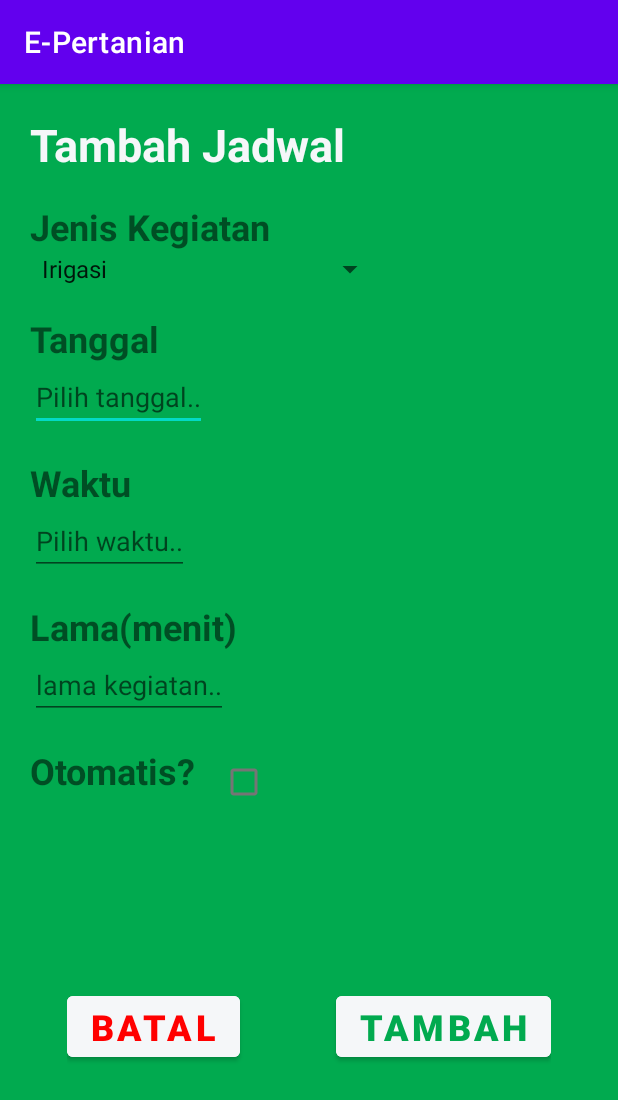
After one commit to rmzq/cahaya-qalbu, an Android app: the fragment TambahJadwalFragment shown on its own in the app's theme, on a phone screen of 412 x 824 dp. The commit adds this screen. Shown: the top 1100 px of the screen. Run offline under Robolectric (Android 15) with nearby library versions, the phone set to English and light mode, and no system bars.

Commit message:
tampilan tambah jadwal

```diff
--- a/E-Pertanian/app/src/main/AndroidManifest.xml
+++ b/E-Pertanian/app/src/main/AndroidManifest.xml
@@ -13,7 +13,8 @@
         android:theme="@style/Theme.EPertanian" >
         <activity android:name=".schedule.SchedulingActivity" />
         <activity android:name=".SignInActivity" />
-        <activity android:name=".MainActivity" >
+        <activity android:name=".MainActivity"
+            android:windowSoftInputMode="stateAlwaysHidden|adjustNothing">
             <intent-filter>
                 <action android:name="android.intent.action.MAIN" />
 
--- a/E-Pertanian/app/src/main/java/com/example/e_pertanian/MainActivity.java
+++ b/E-Pertanian/app/src/main/java/com/example/e_pertanian/MainActivity.java
@@ -10,6 +10,8 @@ import android.os.Bundle;
 import android.view.Menu;
 import android.view.MenuInflater;
 import android.view.MenuItem;
+import android.view.View;
+import android.widget.Button;
 import android.widget.Toast;
 
 import com.example.e_pertanian.fragments.ScheduleFragment;
@@ -82,8 +84,6 @@ public class MainActivity extends AppCompatActivity {
             }
         });
 
-
-
     }
 
     @Override
--- /dev/null
+++ b/E-Pertanian/app/src/main/java/com/example/e_pertanian/fragments/TambahJadwalFragment.java
@@ -0,0 +1,101 @@
+package com.example.e_pertanian.fragments;
+
+import android.app.Activity;
+import android.app.DatePickerDialog;
+import android.app.TimePickerDialog;
+import android.os.Bundle;
+
+import androidx.annotation.NonNull;
+import androidx.annotation.Nullable;
+import androidx.fragment.app.Fragment;
+
+import android.view.LayoutInflater;
+import android.view.View;
+import android.view.ViewGroup;
+import android.widget.DatePicker;
+import android.widget.EditText;
+import android.widget.TimePicker;
+
+import com.example.e_pertanian.R;
+
+import java.text.SimpleDateFormat;
+import java.util.Calendar;
+import java.util.Locale;
+
+public class TambahJadwalFragment extends Fragment {
+
+    Calendar kalender;
+    private EditText ettgl;
+    private EditText etWkt;
+    private EditText etLm;
+
+    public TambahJadwalFragment() {
+        // Required empty public constructor
+    }
+
+    @Override
+    public void onViewCreated(@NonNull View view, @Nullable Bundle savedInstanceState) {
+        super.onViewCreated(view, savedInstanceState);
+
+        kalender = Calendar.getInstance();
+        ettgl = (EditText)getActivity().findViewById(R.id.etTW);
+        etWkt = (EditText)getActivity().findViewById((R.id.etWaktu));
+        etLm = (EditText)getActivity().findViewById(R.id.etLama);
+
+
+        TimePickerDialog.OnTimeSetListener waktu = new TimePickerDialog.OnTimeSetListener() {
+            @Override
+            public void onTimeSet(TimePicker view, int hourOfDay, int minute) {
+                kalender.set(Calendar.HOUR_OF_DAY,hourOfDay);
+                kalender.set(Calendar.MINUTE, minute);
+                updateWaktu();
+            }
+        };
+
+        DatePickerDialog.OnDateSetListener date = new DatePickerDialog.OnDateSetListener() {
+            @Override
+            public void onDateSet(DatePicker view, int year, int month, int dayOfMonth) {
+                kalender.set(Calendar.YEAR, year);
+                kalender.set(Calendar.MONTH, month);
+                kalender.set(Calendar.DAY_OF_MONTH, dayOfMonth);
+                updateTanggal();
+            }
+        };
+
+
+        ettgl.setOnClickListener(new View.OnClickListener() {
+            @Override
+            public void onClick(View v) {
+                new DatePickerDialog((Activity)getContext(), date, kalender.get(Calendar.YEAR), kalender.get(Calendar.MONTH), kalender.get(Calendar.DAY_OF_MONTH)).show();
+            }
+        });
+
+        etWkt.setOnClickListener(new View.OnClickListener() {
+            @Override
+            public void onClick(View v) {
+                new TimePickerDialog((Activity)getContext(), waktu, kalender.get(Calendar.HOUR_OF_DAY), kalender.get(Calendar.MINUTE), true).show();
+            }
+        });
+    }
+
+    private void updateWaktu() {
+        String myFormat = "HH:mm"; //In which you need put here
+        SimpleDateFormat sdf = new SimpleDateFormat(myFormat, Locale.US);
+
+        etWkt.setText(sdf.format(kalender.getTime()));
+    }
+
+    @Override
+    public View onCreateView(LayoutInflater inflater, ViewGroup container,
+                             Bundle savedInstanceState) {
+        // Inflate the layout for this fragment
+        return inflater.inflate(R.layout.fragment_tambah_jadwal, container, false);
+    }
+
+    private void updateTanggal() {
+        String myFormat = "dd/MM/yy"; //In which you need put here
+        SimpleDateFormat sdf = new SimpleDateFormat(myFormat, Locale.US);
+
+        ettgl.setText(sdf.format(kalender.getTime()));
+    }
+}
--- a/E-Pertanian/app/src/main/res/layout-v21/fragment_schedule.xml
+++ b/E-Pertanian/app/src/main/res/layout-v21/fragment_schedule.xml
@@ -37,6 +37,7 @@
     </ScrollView>
 
     <com.google.android.material.floatingactionbutton.FloatingActionButton
+        android:id="@+id/btntambahJadwal"
         android:layout_width="wrap_content"
         android:layout_height="wrap_content"
         android:layout_alignParentBottom="true"
--- a/E-Pertanian/app/src/main/res/layout/activity_scheduling.xml
+++ b/E-Pertanian/app/src/main/res/layout/activity_scheduling.xml
@@ -6,7 +6,6 @@
     android:layout_height="match_parent"
     tools:context=".schedule.SchedulingActivity">
 
-=======
     <com.google.android.material.appbar.AppBarLayout
         android:layout_width="wrap_content"
         android:layout_height="wrap_content"
--- a/E-Pertanian/app/src/main/res/layout/fragment_schedule.xml
+++ b/E-Pertanian/app/src/main/res/layout/fragment_schedule.xml
@@ -37,6 +37,7 @@
     </ScrollView>
 
     <com.google.android.material.floatingactionbutton.FloatingActionButton
+        android:id="@+id/btntambahJadwal"
         android:layout_width="wrap_content"
         android:layout_height="wrap_content"
         android:layout_alignParentBottom="true"
--- /dev/null
+++ b/E-Pertanian/app/src/main/res/layout/fragment_tambah_jadwal.xml
@@ -0,0 +1,155 @@
+<?xml version="1.0" encoding="utf-8"?>
+<RelativeLayout xmlns:android="http://schemas.android.com/apk/res/android"
+    xmlns:tools="http://schemas.android.com/tools"
+    android:layout_width="match_parent"
+    android:layout_height="match_parent"
+    android:padding="20dp"
+    android:background="@color/Primariy"
+    tools:context=".fragments.TambahJadwalFragment">
+
+
+    <TextView
+        android:id="@+id/judul"
+        android:layout_width="wrap_content"
+        android:layout_height="wrap_content"
+        android:text="Tambah Jadwal"
+        android:textSize="30dp"
+        android:textStyle="bold"
+        android:textColor="@color/Light"
+        />
+
+    <TextView
+        android:id="@+id/tvJK"
+        android:layout_width="wrap_content"
+        android:layout_height="wrap_content"
+        android:layout_marginTop="18sp"
+        android:text="Jenis Kegiatan"
+        android:textSize="24sp"
+        android:textStyle="bold"
+        android:layout_below="@id/judul"/>
+
+    <Spinner
+        android:id="@+id/spJK"
+        android:layout_width="wrap_content"
+        android:layout_height="wrap_content"
+        android:layout_below="@id/tvJK"
+        android:entries="@array/daftar_kegiatan"/>
+
+    <TextView
+        android:id="@+id/tvtgl"
+        android:layout_width="wrap_content"
+        android:layout_height="wrap_content"
+        android:layout_marginTop="18sp"
+        android:text="Tanggal"
+        android:textSize="24sp"
+        android:textStyle="bold"
+        android:layout_below="@id/spJK"/>
+
+    <EditText
+        android:id="@+id/etTW"
+        android:layout_width="wrap_content"
+        android:layout_height="wrap_content"
+        android:hint="Pilih tanggal.."
+        android:clickable="true"
+        android:editable="false"
+        android:layout_below="@id/tvtgl" />
+
+    <TextView
+        android:id="@+id/tvWaktu"
+        android:layout_width="wrap_content"
+        android:layout_height="wrap_content"
+        android:layout_marginTop="18sp"
+        android:text="Waktu"
+        android:textSize="24sp"
+        android:textStyle="bold"
+        android:layout_below="@id/etTW"/>
+
+    <EditText
+        android:id="@+id/etWaktu"
+        android:layout_width="wrap_content"
+        android:layout_height="wrap_content"
+        android:hint="Pilih waktu.."
+        android:clickable="true"
+        android:editable="false"
+        android:layout_below="@id/tvWaktu" />
+
+    <TextView
+        android:id="@+id/tvLama"
+        android:layout_width="wrap_content"
+        android:layout_height="wrap_content"
+        android:layout_marginTop="18sp"
+        android:text="Lama(menit)"
+        android:textSize="24sp"
+        android:textStyle="bold"
+        android:layout_below="@id/etWaktu"/>
+
+    <EditText
+        android:id="@+id/etLama"
+        android:layout_width="wrap_content"
+        android:layout_height="wrap_content"
+        android:inputType="number"
+        android:hint="lama kegiatan.."
+        android:layout_below="@id/tvLama" />
+
+    <TextView
+        android:id="@+id/tvisAuto"
+        android:layout_width="wrap_content"
+        android:layout_height="wrap_content"
+        android:layout_marginTop="18sp"
+        android:text="Otomatis?"
+        android:textSize="24sp"
+        android:textStyle="bold"
+        android:layout_below="@id/etLama"/>
+
+
+
+    <CheckBox
+        android:layout_width="wrap_content"
+        android:layout_height="wrap_content"
+        android:layout_marginLeft="8dp"
+        android:layout_alignTop="@+id/tvisAuto"
+        android:layout_toEndOf="@id/tvisAuto"
+        android:layout_toRightOf="@id/tvisAuto" />
+
+    <LinearLayout
+        android:layout_below="@id/tvisAuto"
+        android:layout_marginTop="128dp"
+        android:layout_centerHorizontal="true"
+        android:layout_width="wrap_content"
+        android:layout_height="wrap_content">
+
+        <Button
+            android:id="@+id/btnBatal"
+            android:layout_width="wrap_content"
+            android:layout_height="wrap_content"
+            android:text="Batal"
+            android:textSize="24sp"
+            android:textColor="#FF0000"
+            android:textStyle="bold"
+            android:backgroundTint="@color/Light" />
+
+        <Button
+            android:id="@+id/btnTambah"
+            android:layout_width="wrap_content"
+            android:layout_height="wrap_content"
+            android:text="Tambah"
+            android:textSize="24sp"
+            android:textColor="@color/Primariy"
+            android:textStyle="bold"
+            android:layout_marginLeft="64dp"
+            android:layout_alignTop="@id/btnBatal"
+            android:layout_toEndOf="@id/btnBatal"
+            android:backgroundTint="@color/Light"
+            android:layout_toRightOf="@id/btnBatal"
+            />
+    </LinearLayout>
+
+
+
+
+
+
+
+
+
+</RelativeLayout>
--- a/E-Pertanian/app/src/main/res/values/strings.xml
+++ b/E-Pertanian/app/src/main/res/values/strings.xml
@@ -1,5 +1,12 @@
 <resources>
     <string name="app_name">E-Pertanian</string>
-    <!-- TODO: Remove or change this placeholder text -->
-    <string name="hello_blank_fragment">Hello blank fragment</string>
+    <string-array name="daftar_kegiatan">
+        <item id= "1">Irigasi</item>
+        <item id = "2">Watering</item>
+        <item id = "3">Sprinkle</item>
+        <item id = "4">Pemupukan</item>
+        <item id = "5">Penyemprotan Pestisida</item>
+    </string-array>
+
+
 </resources>
--- a/E-Pertanian/app/src/main/res/values/themes.xml
+++ b/E-Pertanian/app/src/main/res/values/themes.xml
@@ -12,5 +12,6 @@
         <!-- Status bar color. -->
         <item name="android:statusBarColor" tools:targetApi="l">?attr/colorPrimaryVariant</item>
         <!-- Customize your theme here. -->
+
     </style>
 </resources>
```
Also changed, not shown: E-Pertanian/app/src/main/java/com/example/e_pertanian/fragments/ProfileFragment.java (added, +66 -0 lines), E-Pertanian/app/src/main/java/com/example/e_pertanian/fragments/ScheduleFragment.java (+27 -4 lines), E-Pertanian/app/src/main/res/layout/fragment_profile.xml (added, +13 -0 lines).
